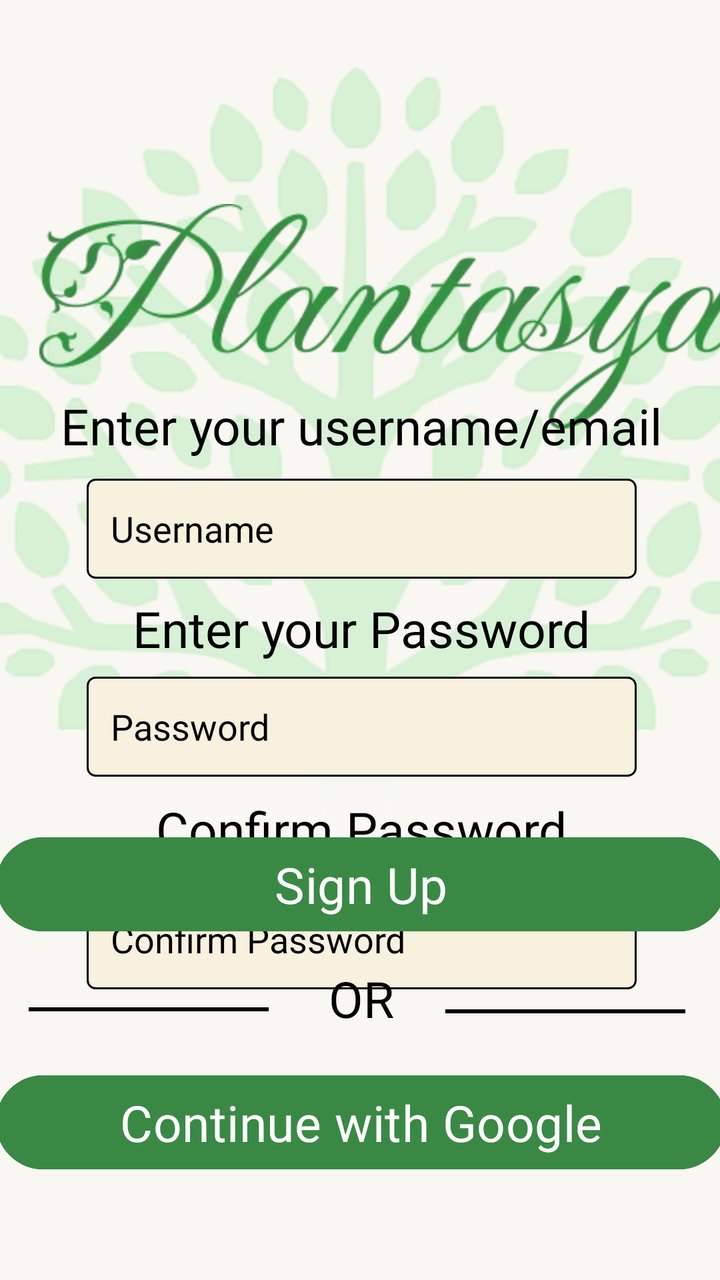
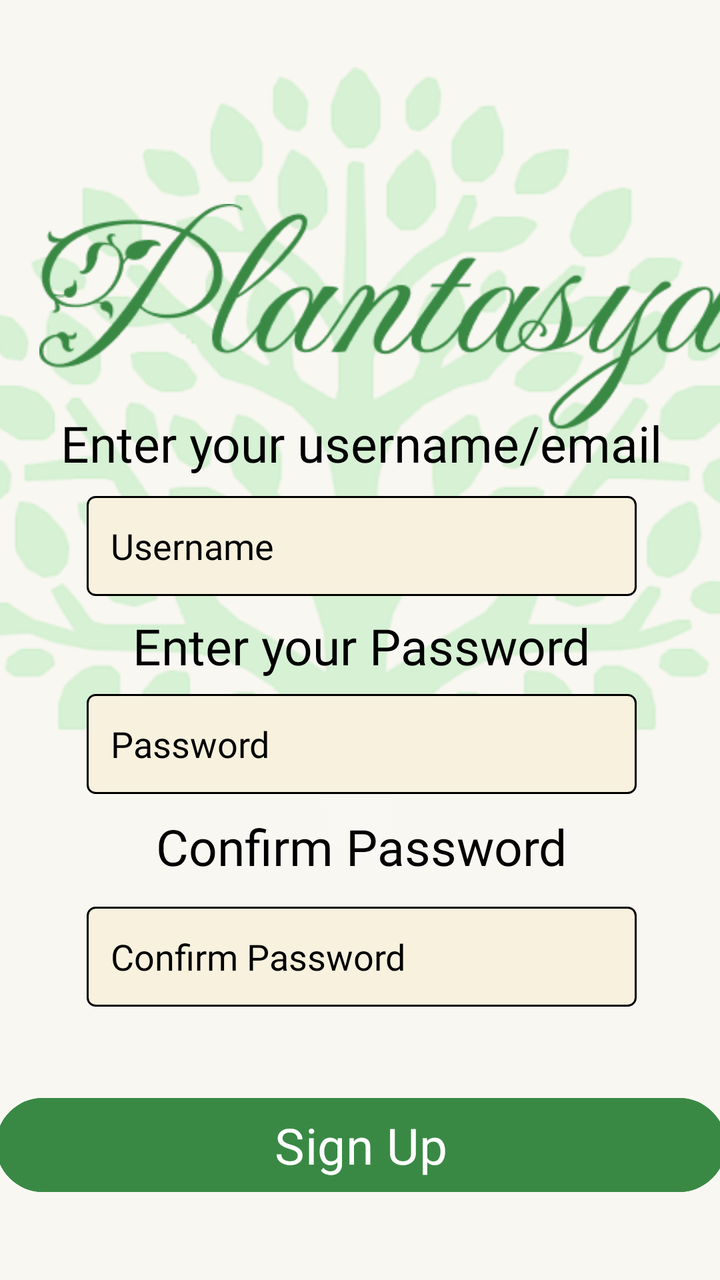

Compare the two renders of this Android layout. The source of the first and the diff that turns it into the second are given below.
<!-- AndroidManifest.xml: application theme Theme.Plantasya_MobileApp -->
<!-- res/layout/activity_signup_page.xml -->
<?xml version="1.0" encoding="utf-8"?>
<LinearLayout xmlns:android="http://schemas.android.com/apk/res/android"
    xmlns:app="http://schemas.android.com/apk/res-auto"
    xmlns:tools="http://schemas.android.com/tools"
    android:id="@+id/main"
    android:layout_width="match_parent"
    android:layout_height="match_parent"
    android:orientation="vertical"
    android:background="@color/home_bg"
    tools:context=".SignUp_Activity">

    <androidx.constraintlayout.widget.ConstraintLayout
        android:layout_width="match_parent"
        android:layout_height="match_parent">

        <ImageView
            android:id="@+id/imageView3"
            android:layout_width="400dp"
            android:layout_height="113dp"
            android:src="@drawable/plantasya_header"
            app:layout_constraintBottom_toBottomOf="@+id/imageView2"
            app:layout_constraintEnd_toEndOf="@+id/imageView2"
            app:layout_constraintHorizontal_bias="0.609"
            app:layout_constraintStart_toStartOf="parent"
            app:layout_constraintTop_toTopOf="@+id/imageView2"
            app:layout_constraintVertical_bias="0.208" />

        <ImageView
            android:id="@+id/imageView2"
            android:layout_width="427dp"
            android:layout_height="535dp"
            android:src="@drawable/background_tree"
            app:layout_constraintBottom_toBottomOf="parent"
            app:layout_constraintEnd_toEndOf="parent"
            app:layout_constraintHorizontal_bias="0.529"
            app:layout_constraintStart_toStartOf="parent"
            app:layout_constraintTop_toTopOf="parent"
            app:layout_constraintVertical_bias="0.137" />

        <TextView
            android:layout_width="wrap_content"
            android:layout_height="wrap_content"
            android:fontFamily="@font/crimsontext_bold"
            android:textColor="@color/black"
            android:text="Create your account"
            android:textSize="30dp"
            app:layout_constraintBottom_toTopOf="@+id/linearLayout2"
            app:layout_constraintEnd_toEndOf="parent"
            app:layout_constraintHorizontal_bias="0.502"
            app:layout_constraintStart_toStartOf="parent"
            app:layout_constraintTop_toBottomOf="@+id/imageView3"
            app:layout_constraintVertical_bias="0.351" />

        <androidx.constraintlayout.widget.ConstraintLayout
            android:id="@+id/linearLayout2"
            android:layout_width="390dp"
            android:layout_height="360dp"
            android:orientation="vertical"
            android:padding="15dp"
            app:layout_constraintBottom_toBottomOf="parent"
            app:layout_constraintEnd_toEndOf="parent"
            app:layout_constraintStart_toStartOf="parent"
            app:layout_constraintTop_toTopOf="parent"
            app:layout_constraintVertical_bias="0.589">

            <EditText
                android:id="@+id/etUsername"
                android:layout_width="275dp"
                android:layout_height="50dp"
                android:background="@drawable/tbx_container"
                android:fontFamily="@font/crimsontext_regular"
                android:hint="Username"
                android:inputType="text"
                android:textColorHint="@color/black"
                android:textColor="@color/black"
                app:layout_constraintBottom_toTopOf="@+id/textView"
                app:layout_constraintEnd_toEndOf="parent"
                app:layout_constraintHorizontal_bias="0.505"
                app:layout_constraintStart_toStartOf="parent"
                app:layout_constraintTop_toTopOf="parent"
                app:layout_constraintVertical_bias="0.88" />

            <TextView
                android:id="@+id/textView"
                android:layout_width="wrap_content"
                android:layout_height="wrap_content"
                android:fontFamily="@font/crimsontext_regular"
                android:text="Enter your Password"
                android:textColor="@color/black"
                android:textSize="25dp"
                app:layout_constraintBottom_toBottomOf="parent"
                app:layout_constraintEnd_toEndOf="parent"
                app:layout_constraintHorizontal_bias="0.503"
                app:layout_constraintStart_toStartOf="parent"
                app:layout_constraintTop_toTopOf="parent"
                app:layout_constraintVertical_bias="0.396">

            </TextView>

            <EditText
                android:id="@+id/etPassword"
                android:layout_width="275dp"
                android:layout_height="50dp"
                android:background="@drawable/tbx_container"
                android:fontFamily="@font/crimsontext_regular"
                android:hint="Password"
                android:inputType="textPassword"
                android:textColorHint="@color/black"
                android:textColor="@color/black"
                app:layout_constraintBottom_toBottomOf="parent"
                app:layout_constraintEnd_toEndOf="parent"
                app:layout_constraintHorizontal_bias="0.505"
                app:layout_constraintStart_toStartOf="parent"
                app:layout_constraintTop_toBottomOf="@+id/textView"
                app:layout_constraintVertical_bias="0.056" />

            <TextView
                android:id="@+id/textView3"
                android:layout_width="wrap_content"
                android:layout_height="wrap_content"
                android:fontFamily="@font/crimsontext_regular"
                android:text="Enter your username/email"
                android:textColor="@color/black"
                android:textSize="25dp"
                app:layout_constraintBottom_toBottomOf="parent"
                app:layout_constraintEnd_toEndOf="parent"
                app:layout_constraintHorizontal_bias="0.511"
                app:layout_constraintStart_toStartOf="parent"
                app:layout_constraintTop_toTopOf="parent"
                app:layout_constraintVertical_bias="0.054">

            </TextView>

            <TextView
                android:id="@+id/textView4"
                android:layout_width="wrap_content"
                android:layout_height="wrap_content"
                android:layout_gravity="center"
                android:fontFamily="@font/crimsontext_regular"
                android:text="Confirm Password"
                android:textColor="@color/black"
                android:textSize="25dp"
                app:layout_constraintBottom_toBottomOf="parent"
                app:layout_constraintEnd_toEndOf="parent"
                app:layout_constraintHorizontal_bias="0.503"
                app:layout_constraintStart_toStartOf="parent"
                app:layout_constraintTop_toTopOf="parent"
                app:layout_constraintVertical_bias="0.735">

            </TextView>

            <EditText
                android:id="@+id/etConfirmPassword"
                android:layout_width="275dp"
                android:layout_height="50dp"
                android:layout_marginTop="8dp"
                android:background="@drawable/tbx_container"
                android:fontFamily="@font/crimsontext_regular"
                android:hint="Confirm Password"
                android:inputType="textPassword"
                android:textColor="@color/black"
                android:textColorHint="@color/black"
                app:layout_constraintBottom_toBottomOf="parent"
                app:layout_constraintEnd_toEndOf="parent"
                app:layout_constraintHorizontal_bias="0.505"
                app:layout_constraintStart_toStartOf="parent"
                app:layout_constraintTop_toBottomOf="@+id/textView4"
                app:layout_constraintVertical_bias="0.25" />


        </androidx.constraintlayout.widget.ConstraintLayout>

        <androidx.constraintlayout.widget.ConstraintLayout
            android:id="@+id/linearLayout"
            android:layout_width="395dp"
            android:layout_height="232dp"
            android:orientation="vertical"
            android:padding="15dp"
            app:layout_constraintBottom_toBottomOf="parent"
            app:layout_constraintEnd_toEndOf="parent"
            app:layout_constraintStart_toStartOf="parent"
            app:layout_constraintTop_toTopOf="parent"
            app:layout_constraintVertical_bias="0.955">

            <TextView
                android:id="@+id/textView2"
                android:layout_width="wrap_content"
                android:layout_height="wrap_content"
                android:layout_marginTop="10dp"
                android:layout_marginBottom="12dp"
                android:fontFamily="@font/crimsontext_bold"
                android:text="OR"
                android:textColor="@color/black"
                android:textSize="25dp"
                app:layout_constraintBottom_toTopOf="@+id/btnContinueGoogle"
                app:layout_constraintEnd_toEndOf="parent"
                app:layout_constraintHorizontal_bias="0.501"
                app:layout_constraintStart_toStartOf="parent"
                app:layout_constraintTop_toBottomOf="@+id/btnSignUp"
                app:layout_constraintVertical_bias="0.318" />

            <Button
                android:id="@+id/btnContinueGoogle"
                android:layout_width="match_parent"
                android:layout_height="55dp"
                android:backgroundTint="@color/btn_c"
                android:fontFamily="@font/crimsontext_regular"
                android:text="Continue with Google"
                android:textColor="@color/white"
                android:textSize="25sp"
                app:layout_constraintBottom_toBottomOf="parent"
                app:layout_constraintEnd_toEndOf="parent"
                app:layout_constraintHorizontal_bias="0.0"
                app:layout_constraintStart_toStartOf="parent"
                app:layout_constraintTop_toTopOf="parent"
                app:layout_constraintVertical_bias="0.877" />

            <com.google.android.material.divider.MaterialDivider
                android:id="@+id/materialDivider"
                android:layout_width="120dp"
                android:layout_height="2dp"
                app:dividerColor="@color/black"
                app:layout_constraintBottom_toBottomOf="parent"
                app:layout_constraintEnd_toEndOf="parent"
                app:layout_constraintHorizontal_bias="0.555"
                app:layout_constraintStart_toEndOf="@+id/textView2"
                app:layout_constraintTop_toTopOf="parent" />

            <com.google.android.material.divider.MaterialDivider
                android:id="@+id/materialDivider2"
                android:layout_width="120dp"
                android:layout_height="2dp"
                app:dividerColor="@color/black"
                app:layout_constraintBottom_toBottomOf="parent"
                app:layout_constraintEnd_toStartOf="@+id/textView2"
                app:layout_constraintHorizontal_bias="0.355"
                app:layout_constraintStart_toStartOf="parent"
                app:layout_constraintTop_toTopOf="parent"
                app:layout_constraintVertical_bias="0.495" />

            <Button
                android:id="@+id/btnSignUp"
                android:layout_width="match_parent"
                android:layout_height="55dp"
                android:backgroundTint="@color/btn_c"
                android:fontFamily="@font/crimsontext_regular"
                android:text="Sign Up"
                android:textColor="@color/white"
                android:textSize="25sp"
                app:layout_constraintBottom_toBottomOf="parent"
                app:layout_constraintEnd_toEndOf="parent"
                app:layout_constraintHorizontal_bias="1.0"
                app:layout_constraintStart_toStartOf="parent"
                app:layout_constraintTop_toTopOf="parent"
                app:layout_constraintVertical_bias="0.069" />

        </androidx.constraintlayout.widget.ConstraintLayout>


    </androidx.constraintlayout.widget.ConstraintLayout>

</LinearLayout>
<!-- resources referenced by this layout -->
<resources>
  <color name="black">#FF000000</color>
  <color name="btn_c">#398945</color>
  <color name="home_bg">#F9F7F2</color>
  <color name="white">#FFFFFFFF</color>
  <!-- drawable background_tree: png bitmap (drawable, 96836 bytes) -->
  <!-- drawable plantasya_header: png bitmap (drawable, 15330 bytes) -->
  <!-- drawable tbx_container (drawable) -->
  <?xml version="1.0" encoding="utf-8"?>
  <shape xmlns:android="http://schemas.android.com/apk/res/android"
      android:shape="rectangle">
  
      
      <solid android:color="#F7F1DE" />
  
      
      <stroke
          android:width="1dp"
          android:color="#000000" />
  
      
      <corners android:radius="4dp" />
  
      
      <padding
          android:left="12dp"
          android:top="8dp"
          android:right="12dp"
          android:bottom="8dp" />
  
  </shape>
  <style name="Theme.Plantasya_MobileApp" parent="Base.Theme.Plantasya_MobileApp" />
  <style name="Base.Theme.Plantasya_MobileApp" parent="Theme.Material3.DayNight.NoActionBar">
          
          
      </style>
</resources>

<!-- the commit's change to res/layout/activity_signup_page.xml (unified diff, before → after) -->
@@ -9,9 +9,28 @@
     android:background="@color/home_bg"
     tools:context=".SignUp_Activity">
 
+    <FrameLayout
+        android:id="@+id/fragment_container"
+        android:layout_width="match_parent"
+        android:layout_height="match_parent"
+        android:visibility="gone" />
+
     <androidx.constraintlayout.widget.ConstraintLayout
+        android:id="@+id/signup_content"
         android:layout_width="match_parent"
         android:layout_height="match_parent">
+
+        <ImageView
+            android:id="@+id/imageView2"
+            android:layout_width="427dp"
+            android:layout_height="535dp"
+            android:src="@drawable/background_tree"
+            app:layout_constraintBottom_toBottomOf="parent"
+            app:layout_constraintEnd_toEndOf="parent"
+            app:layout_constraintHorizontal_bias="0.529"
+            app:layout_constraintStart_toStartOf="parent"
+            app:layout_constraintTop_toTopOf="parent"
+            app:layout_constraintVertical_bias="0.137" />
 
         <ImageView
             android:id="@+id/imageView3"
@@ -25,26 +44,15 @@
             app:layout_constraintTop_toTopOf="@+id/imageView2"
             app:layout_constraintVertical_bias="0.208" />
 
-        <ImageView
-            android:id="@+id/imageView2"
-            android:layout_width="427dp"
-            android:layout_height="535dp"
-            android:src="@drawable/background_tree"
-            app:layout_constraintBottom_toBottomOf="parent"
-            app:layout_constraintEnd_toEndOf="parent"
-            app:layout_constraintHorizontal_bias="0.529"
-            app:layout_constraintStart_toStartOf="parent"
-            app:layout_constraintTop_toTopOf="parent"
-            app:layout_constraintVertical_bias="0.137" />
-
         <TextView
+            android:id="@+id/tvTitle"
             android:layout_width="wrap_content"
             android:layout_height="wrap_content"
             android:fontFamily="@font/crimsontext_bold"
             android:textColor="@color/black"
             android:text="Create your account"
             android:textSize="30dp"
-            app:layout_constraintBottom_toTopOf="@+id/linearLayout2"
+            app:layout_constraintBottom_toTopOf="@+id/inputContainer"
             app:layout_constraintEnd_toEndOf="parent"
             app:layout_constraintHorizontal_bias="0.502"
             app:layout_constraintStart_toStartOf="parent"
@@ -52,16 +60,15 @@
             app:layout_constraintVertical_bias="0.351" />
 
         <androidx.constraintlayout.widget.ConstraintLayout
-            android:id="@+id/linearLayout2"
+            android:id="@+id/inputContainer"
             android:layout_width="390dp"
             android:layout_height="360dp"
-            android:orientation="vertical"
             android:padding="15dp"
             app:layout_constraintBottom_toBottomOf="parent"
             app:layout_constraintEnd_toEndOf="parent"
             app:layout_constraintStart_toStartOf="parent"
             app:layout_constraintTop_toTopOf="parent"
-            app:layout_constraintVertical_bias="0.589">
+            app:layout_constraintVertical_bias="0.62">
 
             <EditText
                 android:id="@+id/etUsername"
@@ -167,76 +174,18 @@
                 app:layout_constraintTop_toBottomOf="@+id/textView4"
                 app:layout_constraintVertical_bias="0.25" />
 
-
         </androidx.constraintlayout.widget.ConstraintLayout>
 
         <androidx.constraintlayout.widget.ConstraintLayout
-            android:id="@+id/linearLayout"
+            android:id="@+id/buttonContainer"
             android:layout_width="395dp"
-            android:layout_height="232dp"
-            android:orientation="vertical"
+            android:layout_height="wrap_content"
             android:padding="15dp"
             app:layout_constraintBottom_toBottomOf="parent"
             app:layout_constraintEnd_toEndOf="parent"
             app:layout_constraintStart_toStartOf="parent"
             app:layout_constraintTop_toTopOf="parent"
             app:layout_constraintVertical_bias="0.955">
-
-            <TextView
-                android:id="@+id/textView2"
-                android:layout_width="wrap_content"
-                android:layout_height="wrap_content"
-                android:layout_marginTop="10dp"
-                android:layout_marginBottom="12dp"
-                android:fontFamily="@font/crimsontext_bold"
-                android:text="OR"
-                android:textColor="@color/black"
-                android:textSize="25dp"
-                app:layout_constraintBottom_toTopOf="@+id/btnContinueGoogle"
-                app:layout_constraintEnd_toEndOf="parent"
-                app:layout_constraintHorizontal_bias="0.501"
-                app:layout_constraintStart_toStartOf="parent"
-                app:layout_constraintTop_toBottomOf="@+id/btnSignUp"
-                app:layout_constraintVertical_bias="0.318" />
-
-            <Button
-                android:id="@+id/btnContinueGoogle"
-                android:layout_width="match_parent"
-                android:layout_height="55dp"
-                android:backgroundTint="@color/btn_c"
-                android:fontFamily="@font/crimsontext_regular"
-                android:text="Continue with Google"
-                android:textColor="@color/white"
-                android:textSize="25sp"
-                app:layout_constraintBottom_toBottomOf="parent"
-                app:layout_constraintEnd_toEndOf="parent"
-                app:layout_constraintHorizontal_bias="0.0"
-                app:layout_constraintStart_toStartOf="parent"
-                app:layout_constraintTop_toTopOf="parent"
-                app:layout_constraintVertical_bias="0.877" />
-
-            <com.google.android.material.divider.MaterialDivider
-                android:id="@+id/materialDivider"
-                android:layout_width="120dp"
-                android:layout_height="2dp"
-                app:dividerColor="@color/black"
-                app:layout_constraintBottom_toBottomOf="parent"
-                app:layout_constraintEnd_toEndOf="parent"
-                app:layout_constraintHorizontal_bias="0.555"
-                app:layout_constraintStart_toEndOf="@+id/textView2"
-                app:layout_constraintTop_toTopOf="parent" />
-
-            <com.google.android.material.divider.MaterialDivider
-                android:id="@+id/materialDivider2"
-                android:layout_width="120dp"
-                android:layout_height="2dp"
-                app:dividerColor="@color/black"
-                app:layout_constraintBottom_toBottomOf="parent"
-                app:layout_constraintEnd_toStartOf="@+id/textView2"
-                app:layout_constraintHorizontal_bias="0.355"
-                app:layout_constraintStart_toStartOf="parent"
-                app:layout_constraintTop_toTopOf="parent"
-                app:layout_constraintVertical_bias="0.495" />
 
             <Button
                 android:id="@+id/btnSignUp"
@@ -249,14 +198,11 @@
                 android:textSize="25sp"
                 app:layout_constraintBottom_toBottomOf="parent"
                 app:layout_constraintEnd_toEndOf="parent"
-                app:layout_constraintHorizontal_bias="1.0"
-                app:layout_constraintStart_toStartOf="parent"
-                app:layout_constraintTop_toTopOf="parent"
-                app:layout_constraintVertical_bias="0.069" />
+                app:layout_constraintStart_toStartOf="parent"
+                app:layout_constraintTop_toTopOf="parent" />
 
         </androidx.constraintlayout.widget.ConstraintLayout>
 
-
     </androidx.constraintlayout.widget.ConstraintLayout>
 
 </LinearLayout>
